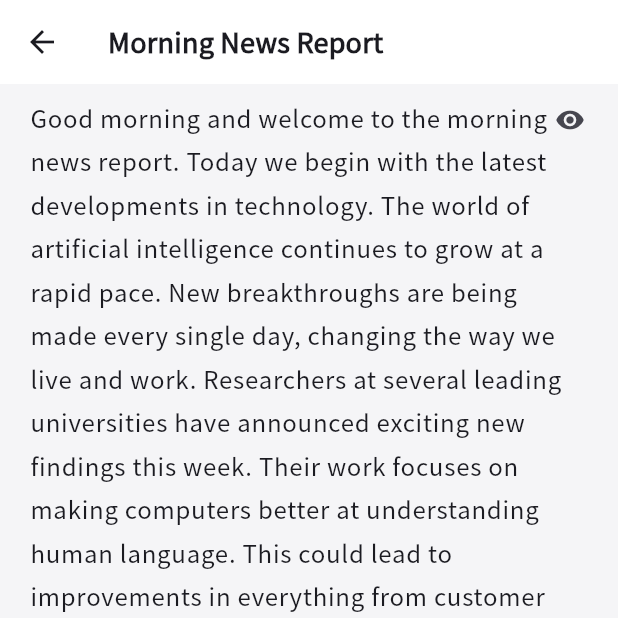
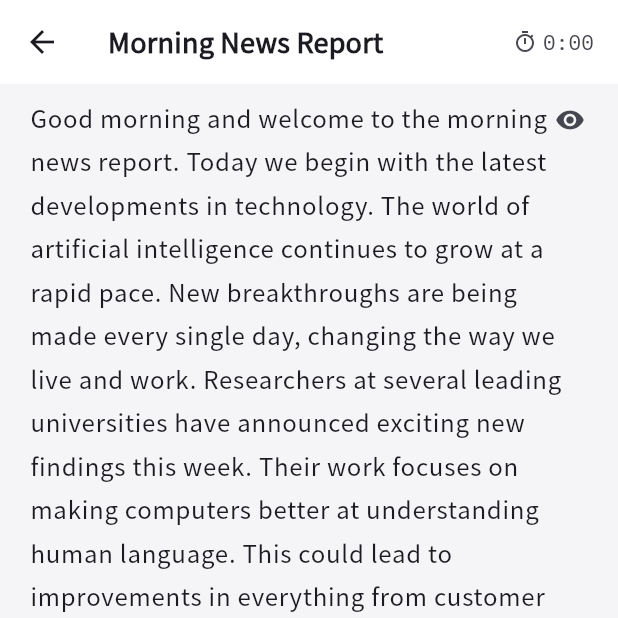
Before and after one commit to ishtos/Doppel, a Flutter app: the screen it shows after launch, after a tap on "スキップ", after a tap on "今日のレッスン", on a phone screen of 412 x 824 dp, the top half of it. Run offline on Flutter 3.47's test engine with Material 3 defaults, Android fonts, the phone set to English and light mode, and no system bars; our stand-ins replace fl_chart, flutter_local_notifications, flutter_riverpod, flutter_tts, freezed_annotation, go_router and 5 more; missing offline and left inert: record; accounts and stored records are empty; generated files the repository leaves out were written again.

Commit message:
feat: add practice session timer with accurate duration tracking
Replace hardcoded 3-minute practice duration with actual elapsed time
measured by a Stopwatch. Adds a subtle timer display (icon + MM:SS)
in the Lesson screen AppBar so users can see how long they've been
practicing. Uses tabular figures to prevent layout jitter.

https://claude.ai/code/session_01JNtP3Ge4Diy9LSt9ZBAeUK

```diff
--- a/lib/features/lesson/presentation/screens/lesson_screen.dart
+++ b/lib/features/lesson/presentation/screens/lesson_screen.dart
@@ -1,3 +1,4 @@
+import 'dart:async';
 import 'dart:math';
 
 import 'package:flutter/material.dart';
@@ -24,6 +25,35 @@ class LessonScreen extends ConsumerStatefulWidget {
 class _LessonScreenState extends ConsumerState<LessonScreen> {
   bool _isAnalyzing = false;
   bool _hideTextOnRecord = false;
+  final _stopwatch = Stopwatch();
+  Timer? _tickTimer;
+
+  @override
+  void initState() {
+    super.initState();
+    _stopwatch.start();
+    _tickTimer = Timer.periodic(
+      const Duration(seconds: 1),
+      (_) => setState(() {}),
+    );
+  }
+
+  @override
+  void dispose() {
+    _tickTimer?.cancel();
+    _stopwatch.stop();
+    super.dispose();
+  }
+
+  int get _elapsedMinutes =>
+      (_stopwatch.elapsedMilliseconds / 60000).ceil().clamp(1, 999);
+
+  String get _elapsedLabel {
+    final total = _stopwatch.elapsed.inSeconds;
+    final m = total ~/ 60;
+    final s = total % 60;
+    return '$m:${s.toString().padLeft(2, '0')}';
+  }
 
   @override
   Widget build(BuildContext context) {
@@ -46,11 +76,33 @@ class _LessonScreenState extends ConsumerState<LessonScreen> {
         leading: IconButton(
           icon: const Icon(Icons.arrow_back),
           onPressed: () {
-            // Stop TTS when leaving
             ref.read(ttsServiceProvider.notifier).stop();
             context.go('/home');
           },
         ),
+        actions: [
+          Padding(
+            padding: const EdgeInsets.only(right: 16),
+            child: Row(
+              mainAxisSize: MainAxisSize.min,
+              children: [
+                Icon(
+                  Icons.timer_outlined,
+                  size: 16,
+                  color: theme.colorScheme.onSurfaceVariant,
+                ),
+                const SizedBox(width: 4),
+                Text(
+                  _elapsedLabel,
+                  style: theme.textTheme.labelLarge?.copyWith(
+                    color: theme.colorScheme.onSurfaceVariant,
+                    fontFeatures: const [FontFeature.tabularFigures()],
+                  ),
+                ),
+              ],
+            ),
+          ),
+        ],
       ),
       body: _isAnalyzing
           ? const Center(
@@ -481,7 +533,7 @@ class _LessonScreenState extends ConsumerState<LessonScreen> {
 
       // Record practice in progress
       final progressRepo = ref.read(progressRepositoryProvider);
-      await progressRepo.recordPractice(durationMinutes: 3);
+      await progressRepo.recordPractice(durationMinutes: _elapsedMinutes);
 
       if (mounted) {
         setState(() => _isAnalyzing = false);
```
Also changed, not shown: 1 other file.
